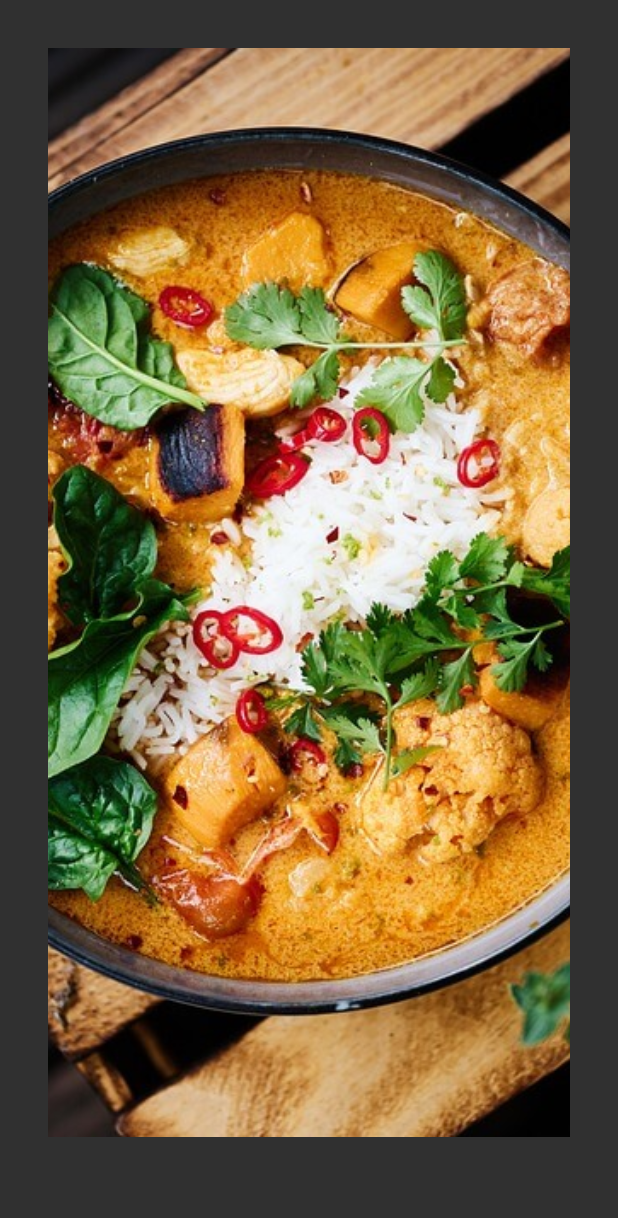
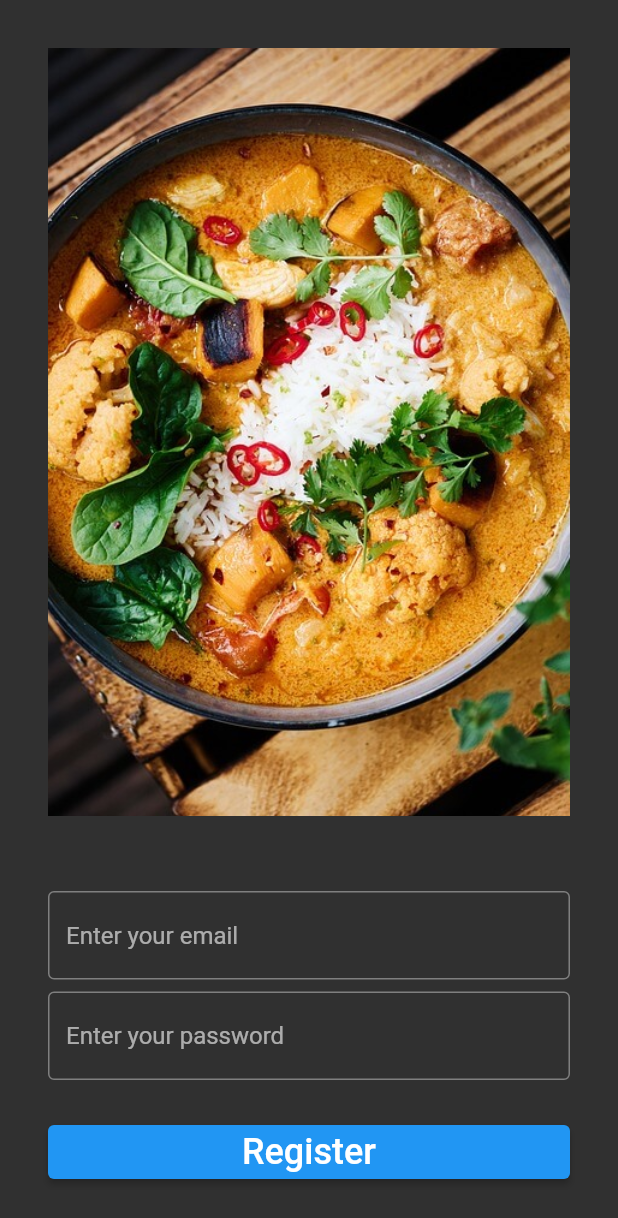
Before and after one commit to ahmnouira/flutter_dishes, a Flutter app: the screen it shows after launch, after a tap on "Register", on a phone screen of 412 x 824 dp. Shown: the top 1218 px of the screen. Run offline on Flutter 3.47's test engine with Material 2 defaults, Android fonts, the phone set to English and light mode, and no system bars.

Commit message:
feat: added register page

```diff
--- /dev/null
+++ b/lib/src/theme/breakpoint.dart
@@ -0,0 +1,13 @@
+class Breakpoint {
+  /// 12.0
+  static const y1 = 12.0;
+
+  /// 24.0
+  static const y2 = 24.0;
+
+  /// 16.0
+  static const x1 = 16.0;
+
+  /// 32.0
+  static const x2 = 32.0;
+}
--- a/lib/src/ui/pages/register_page.dart
+++ b/lib/src/ui/pages/register_page.dart
@@ -1,4 +1,7 @@
+import 'package:flutter/foundation.dart';
 import 'package:flutter/material.dart';
+import 'package:flutter_dishes/src/app_route.dart';
+import 'package:flutter_dishes/src/theme/breakpoint.dart';
 import 'package:flutter_dishes/src/ui/widgets/hero_widget.dart';
 import 'package:flutter_dishes/src/ui/widgets/page_wrapper_widget.dart';
 
@@ -17,12 +20,67 @@ class _RegisterPageState extends State<RegisterPage> {
 
   void getUser() {}
 
+  void submit() {
+    if (kDebugMode) {
+      print({'email': _email, 'password': _password});
+    }
+
+    setState(() {});
+    // submit
+    try {
+      Navigator.pushNamed(context, AppRoutes.dishesPage);
+    } catch (e) {
+      throw e.toString();
+    }
+  }
+
   @override
   Widget build(BuildContext context) {
-    return const PageWrapperWidget(children: [
-      Flexible(child: HeroWidget()),
-      SizedBox(
+    return PageWrapperWidget(children: [
+      const Flexible(child: HeroWidget()),
+      const SizedBox(
         height: 18.0,
+      ),
+      TextField(
+        decoration: const InputDecoration(
+          border: OutlineInputBorder(),
+          hintText: 'Enter your email',
+        ),
+        keyboardType: TextInputType.emailAddress,
+        onChanged: (value) {
+          _email = value;
+        },
+        style: const TextStyle(
+          fontSize: Breakpoint.x1,
+          color: Colors.white,
+        ),
+      ),
+      const SizedBox(
+        height: 8.0,
+      ),
+      TextField(
+        decoration: const InputDecoration(
+          border: OutlineInputBorder(),
+          hintText: 'Enter your password',
+        ),
+        obscureText: true,
+        onChanged: (value) {
+          _password = value;
+        },
+        style: const TextStyle(
+          fontSize: Breakpoint.x1,
+          color: Colors.white,
+        ),
+      ),
+      const SizedBox(
+        height: 24.0,
+      ),
+      ElevatedButton(
+        onPressed: submit,
+        child: const Text(
+          'Register',
+          style: TextStyle(fontSize: 24.0),
+        ),
       ),
     ]);
   }
--- a/lib/src/ui/pages/welcome_page.dart
+++ b/lib/src/ui/pages/welcome_page.dart
@@ -1,6 +1,8 @@
 import 'package:flutter/material.dart';
 import 'package:flutter_dishes/src/app_route.dart' show AppRoutes;
-import 'package:flutter_dishes/src/data/assets/assets.dart';
+import 'package:flutter_dishes/src/theme/breakpoint.dart';
+import 'package:flutter_dishes/src/ui/widgets/hero_widget.dart';
+import 'package:flutter_dishes/src/ui/widgets/page_wrapper_widget.dart';
 
 class WelcomePage extends StatelessWidget {
   const WelcomePage({super.key});
@@ -9,27 +11,10 @@ class WelcomePage extends StatelessWidget {
 
   @override
   Widget build(BuildContext context) {
-    return Scaffold(
-      // backgroundColor: Colors.black26,
-      body: Padding(
-        padding: const EdgeInsets.all(32.0),
-        child: Column(
-          mainAxisAlignment: MainAxisAlignment.center,
-          crossAxisAlignment: CrossAxisAlignment.stretch,
+    return PageWrapperWidget(
       children: [
-            Expanded(
-              child: Hero(
-                tag: 'logo',
-                child: Container(
-                  padding: const EdgeInsets.only(bottom: 16.0),
-                  height: MediaQuery.of(context).size.height,
-                  width: MediaQuery.of(context).size.width,
-                  child: Image.asset(
-                    Assets.welcomeHero,
-                    fit: BoxFit.cover,
-                  ),
-                ),
-              ),
+        const Expanded(
+          child: HeroWidget(),
         ),
         const Center(
           child: Text(
@@ -42,7 +27,7 @@ class WelcomePage extends StatelessWidget {
           ),
         ),
         const SizedBox(
-              height: 16.0,
+          height: Breakpoint.x1,
         ),
         ElevatedButton(
           onPressed: () {
@@ -55,7 +40,7 @@ class WelcomePage extends StatelessWidget {
           ),
         ),
         const SizedBox(
-              height: 16.0,
+          height: Breakpoint.x1,
         ),
         ElevatedButton(
           onPressed: () {
@@ -67,8 +52,6 @@ class WelcomePage extends StatelessWidget {
           ),
         ),
       ],
-        ),
-      ),
     );
   }
 }
--- a/lib/src/ui/widgets/hero_widget.dart
+++ b/lib/src/ui/widgets/hero_widget.dart
@@ -1,5 +1,6 @@
 import 'package:flutter/material.dart';
 import 'package:flutter_dishes/src/data/assets/assets.dart';
+import 'package:flutter_dishes/src/theme/breakpoint.dart';
 
 class HeroWidget extends StatelessWidget {
   final String image;
@@ -11,7 +12,7 @@ class HeroWidget extends StatelessWidget {
     return Hero(
       tag: 'logo',
       child: Container(
-        padding: const EdgeInsets.only(bottom: 16.0),
+        padding: const EdgeInsets.only(bottom: Breakpoint.x2),
         height: MediaQuery.of(context).size.height,
         width: MediaQuery.of(context).size.width,
         child: Image.asset(
```
Lines whose indentation alone changed are shown as unchanged.
